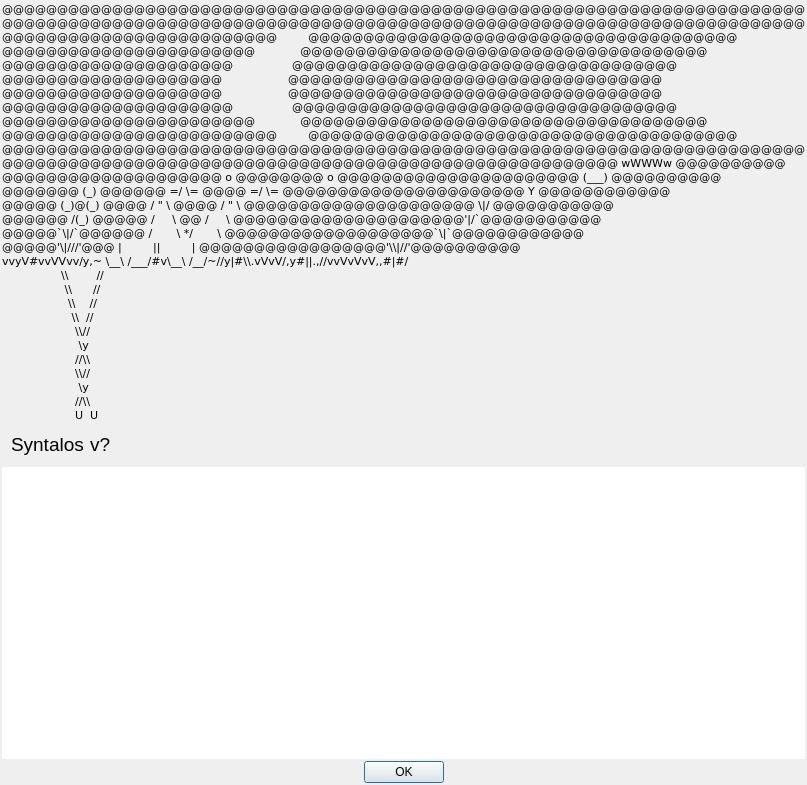
Above: src/aboutdialog.ui from syntalos/syntalos before the change. Below: the same form after it.
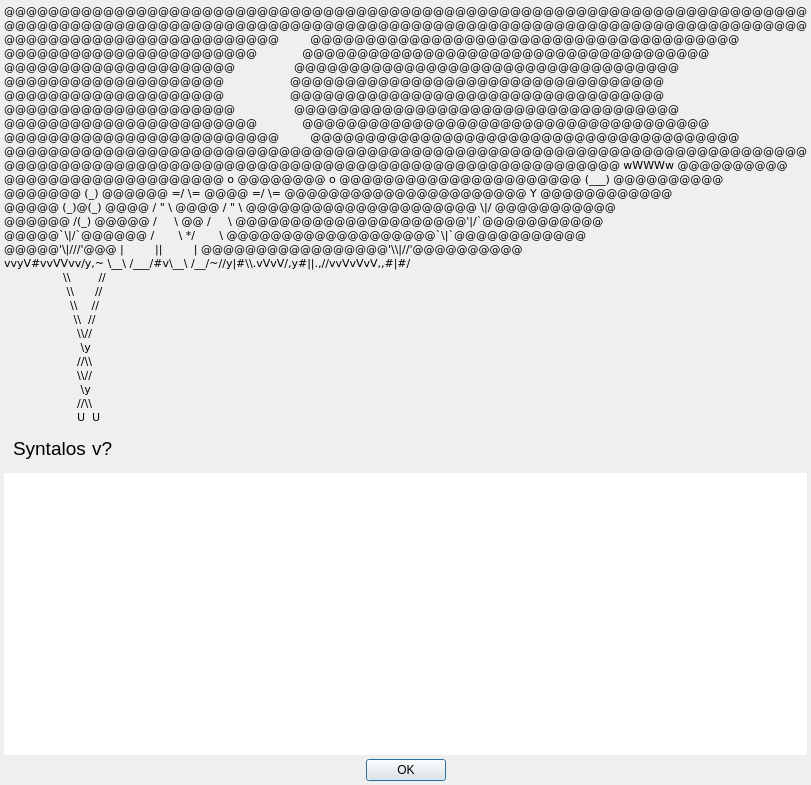
That is the form after the change.

Commit message: trivial: Harmonize some layout spacings

```diff
--- a/src/aboutdialog.ui
+++ b/src/aboutdialog.ui
@@ -15,19 +15,19 @@
   </property>
   <layout class="QVBoxLayout" name="verticalLayout">
    <property name="spacing">
-    <number>2</number>
+    <number>4</number>
    </property>
    <property name="leftMargin">
-    <number>2</number>
+    <number>4</number>
    </property>
    <property name="topMargin">
-    <number>2</number>
+    <number>4</number>
    </property>
    <property name="rightMargin">
-    <number>2</number>
+    <number>4</number>
    </property>
    <property name="bottomMargin">
-    <number>2</number>
+    <number>4</number>
    </property>
    <item>
     <widget class="QWidget" name="widget_2" native="true">
```
The commit also changes 4 other files.
